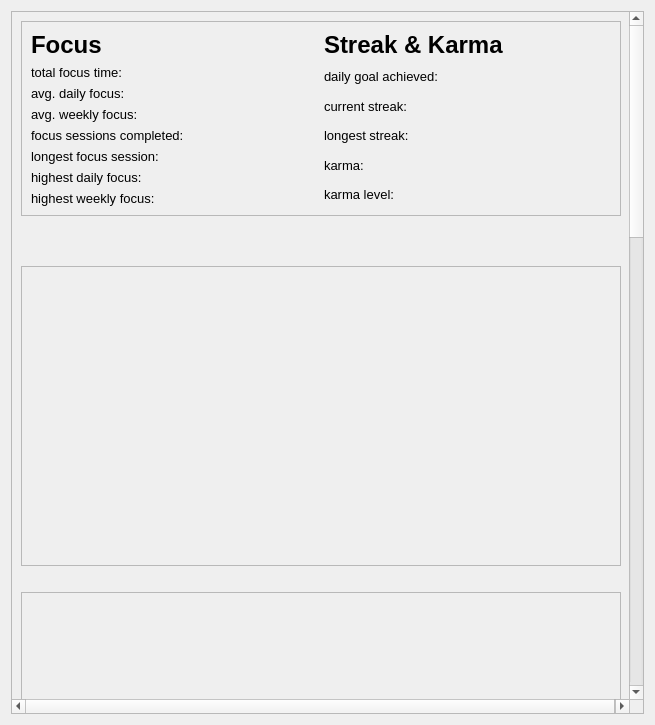
Before: the Qt Designer form ui/statistics.ui in dop14/monkmode, drawn with Qt 5.
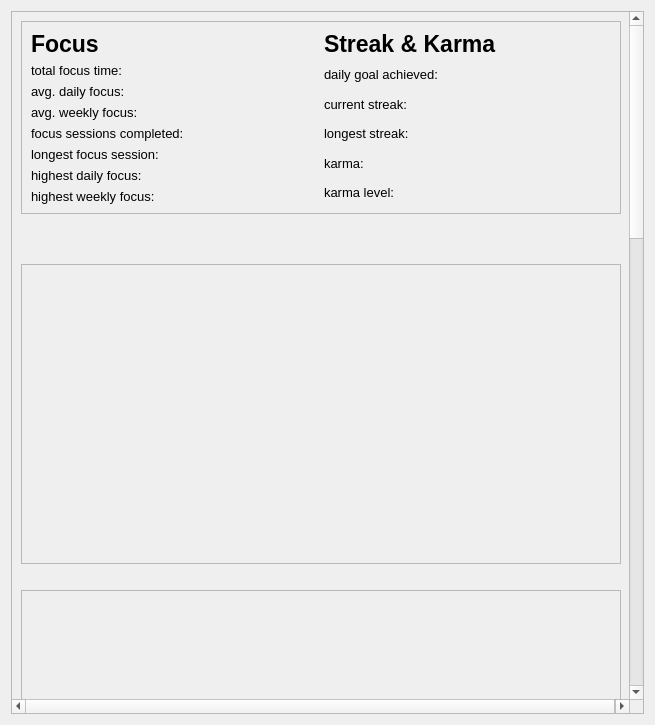
After: the same form once the commit is applied.

The edit to the form file:
```diff
--- a/ui/statistics.ui
+++ b/ui/statistics.ui
@@ -37,7 +37,7 @@
         <x>0</x>
         <y>0</y>
         <width>623</width>
-        <height>2197</height>
+        <height>2196</height>
        </rect>
       </property>
       <layout class="QVBoxLayout" name="verticalLayout_11">
@@ -62,7 +62,7 @@
              <widget class="QLabel" name="focus_label">
               <property name="font">
                <font>
-                <pointsize>18</pointsize>
+                <pointsize>17</pointsize>
                 <bold>true</bold>
                </font>
               </property>
@@ -165,7 +165,7 @@
              <widget class="QLabel" name="streak_and_karma_label">
               <property name="font">
                <font>
-                <pointsize>18</pointsize>
+                <pointsize>17</pointsize>
                 <bold>true</bold>
                </font>
               </property>
```
